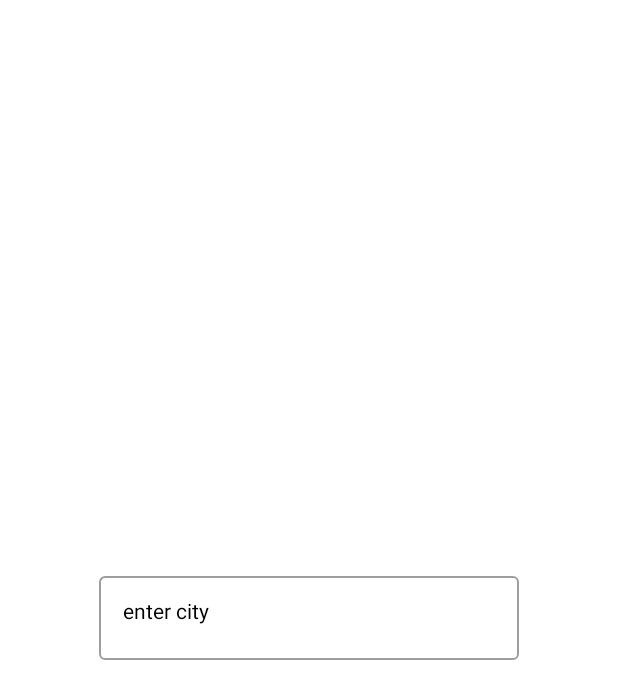
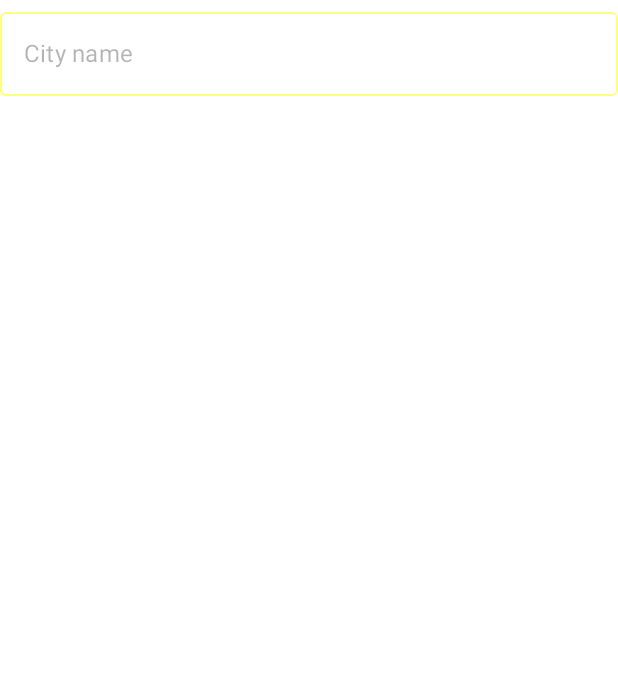
Before and after one commit to Vitas1968/WeatherAppWithCompose2, an Android app built with Jetpack Compose: the @Preview function InputCityItem, on a phone screen of 412 x 824 dp. Shown: the top 699 px of the screen. Run offline under Robolectric (Android 15) with nearby library versions, the phone set to English and light mode, and no system bars.

Commit message:
редактирование InputCityItem

```diff
--- /dev/null
+++ b/app/src/main/java/com/dorofeev/weatherappwithcomposev2/screens/main_screen/InputCityItem.kt
@@ -0,0 +1,50 @@
+package com.dorofeev.weatherappwithcomposev2.screens.main_screen
+
+import androidx.compose.foundation.layout.Arrangement
+import androidx.compose.foundation.layout.Column
+import androidx.compose.foundation.layout.fillMaxWidth
+import androidx.compose.material.OutlinedTextField
+import androidx.compose.material.Text
+import androidx.compose.material.TextFieldDefaults
+import androidx.compose.runtime.Composable
+import androidx.compose.runtime.getValue
+import androidx.compose.runtime.mutableStateOf
+import androidx.compose.runtime.remember
+import androidx.compose.runtime.setValue
+import androidx.compose.ui.Alignment
+import androidx.compose.ui.Modifier
+import androidx.compose.ui.draw.alpha
+import androidx.compose.ui.graphics.Color
+import androidx.compose.ui.text.TextStyle
+import androidx.compose.ui.tooling.preview.Preview
+import androidx.compose.ui.unit.sp
+
+@Preview(widthDp = 400, heightDp = 700)
+@Composable
+fun InputCityItem(){
+    var message by remember{mutableStateOf("")}
+    Column(
+        horizontalAlignment = Alignment.CenterHorizontally,
+        verticalArrangement = Arrangement.Center,
+        modifier = Modifier
+            //.fillMaxSize()
+            .alpha(0.5f),
+    ) {
+        OutlinedTextField(
+            value = message,
+            onValueChange = { enterValue ->
+                message = enterValue
+            },
+            modifier = Modifier
+                .fillMaxWidth(),
+            textStyle = TextStyle(fontSize = 19.sp),
+            colors = TextFieldDefaults.outlinedTextFieldColors(
+                focusedBorderColor= Color.Green, // цвет при получении фокуса
+                unfocusedBorderColor = Color.Yellow,
+                textColor = Color.Black
+            ),
+            label = { Text(text = "City name")}
+        )
+
+    }
+}
--- a/app/src/main/java/com/dorofeev/weatherappwithcomposev2/screens/main_screen/MainScreen.kt
+++ b/app/src/main/java/com/dorofeev/weatherappwithcomposev2/screens/main_screen/MainScreen.kt
@@ -3,14 +3,12 @@ package com.dorofeev.weatherappwithcomposev2.screens
 import androidx.compose.runtime.Composable
 import androidx.compose.runtime.collectAsState
 import androidx.compose.runtime.remember
-import com.dorofeev.weatherappwithcomposev2.screens.main_screen.OtherStartPageMainScreen
+import com.dorofeev.weatherappwithcomposev2.screens.main_screen.StartPageMainScreen
 import com.dorofeev.weatherappwithcomposev2.viewmodels.MainViewModel
 
 @Composable
 fun MainScreen(viewModel: MainViewModel) {
-
     val sourceState = viewModel.statusStateFlow.collectAsState()
     val state = remember { sourceState }
-    //StartPageMainScreen(state, viewModel)
-    OtherStartPageMainScreen(state = state, viewModel = viewModel)
+    StartPageMainScreen(state = state, viewModel = viewModel)
 }
--- a/app/src/main/java/com/dorofeev/weatherappwithcomposev2/screens/main_screen/OutlinedTextFieldMainScreen.kt
+++ /dev/null
@@ -1,32 +0,0 @@
-package com.dorofeev.weatherappwithcomposev2.screens.main_screen
-
-import androidx.compose.foundation.background
-import androidx.compose.foundation.layout.Arrangement
-import androidx.compose.foundation.layout.Column
-import androidx.compose.foundation.layout.fillMaxSize
-import androidx.compose.material.OutlinedTextField
-import androidx.compose.runtime.Composable
-import androidx.compose.ui.Alignment
-import androidx.compose.ui.Modifier
-import androidx.compose.ui.graphics.Color
-import androidx.compose.ui.tooling.preview.Preview
-
-@Preview(widthDp = 400, heightDp = 700)
-@Composable
-fun InputCityItem(){
-    Column(
-        horizontalAlignment = Alignment.CenterHorizontally,
-        verticalArrangement = Arrangement.Center,
-        modifier = Modifier
-            .fillMaxSize()
-            .background(Color.White),
-    ) {
-
-        OutlinedTextField(
-            value = "enter city",
-            onValueChange = { inputValue ->
-
-            }
-        )
-    }
-}
```
Also changed, not shown: app/src/main/java/com/dorofeev/weatherappwithcomposev2/screens/main_screen/OtherStartPageMainScreen.kt (deleted, +0 -79 lines), app/src/main/java/com/dorofeev/weatherappwithcomposev2/screens/main_screen/StartPageMainScreen.kt (+15 -87 lines).
